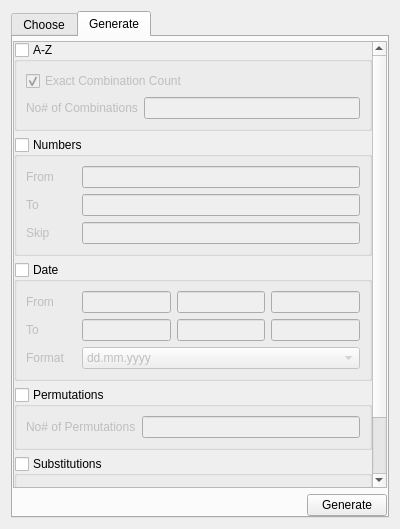
Qt form sub3suite/src/Dialogs/WordlistDialog.ui (3nock/OTE) before a commit.
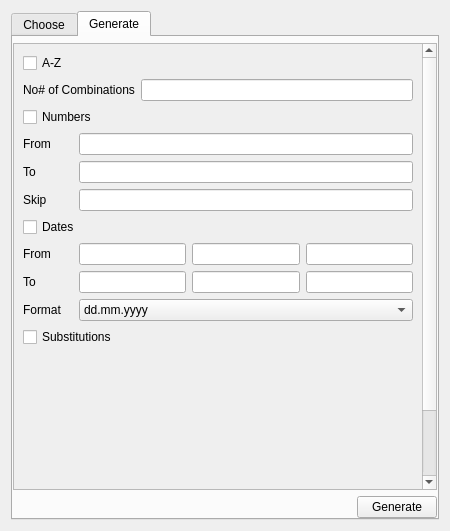
The same form after that commit. The open tabs and pages were chosen to show the change. Custom widgets are drawn as their Qt base class.

Commit message: implementing substitutions-Wordlist generation

What changed in the file:
```diff
--- a/sub3suite/src/Dialogs/WordlistDialog.ui
+++ b/sub3suite/src/Dialogs/WordlistDialog.ui
@@ -6,8 +6,8 @@
    <rect>
     <x>0</x>
     <y>0</y>
-    <width>400</width>
-    <height>492</height>
+    <width>450</width>
+    <height>527</height>
    </rect>
   </property>
   <property name="sizePolicy">
@@ -18,13 +18,13 @@
   </property>
   <property name="minimumSize">
    <size>
-    <width>400</width>
+    <width>450</width>
     <height>0</height>
    </size>
   </property>
   <property name="maximumSize">
    <size>
-    <width>400</width>
+    <width>450</width>
     <height>16777215</height>
    </size>
   </property>
@@ -357,7 +357,7 @@
         <number>0</number>
        </property>
        <property name="topMargin">
-        <number>4</number>
+        <number>6</number>
        </property>
        <property name="rightMargin">
         <number>0</number>
@@ -373,6 +373,9 @@
            <height>445</height>
           </size>
          </property>
+         <property name="styleSheet">
+          <string notr="true"/>
+         </property>
          <property name="widgetResizable">
           <bool>true</bool>
          </property>
@@ -381,43 +384,31 @@
            <rect>
             <x>0</x>
             <y>0</y>
-            <width>357</width>
-            <height>469</height>
+            <width>407</width>
+            <height>514</height>
            </rect>
           </property>
           <layout class="QVBoxLayout" name="verticalLayout_7">
+           <property name="spacing">
+            <number>6</number>
+           </property>
            <property name="leftMargin">
-            <number>0</number>
+            <number>9</number>
            </property>
            <property name="topMargin">
-            <number>0</number>
+            <number>9</number>
            </property>
            <property name="rightMargin">
-            <number>0</number>
+            <number>9</number>
            </property>
            <property name="bottomMargin">
-            <number>0</number>
+            <number>9</number>
            </property>
            <item>
-            <widget class="QGroupBox" name="groupBoxAZ">
-             <property name="title">
+            <widget class="QCheckBox" name="checkBoxAZ">
+             <property name="text">
               <string>A-Z</string>
              </property>
-             <property name="checkable">
-              <bool>true</bool>
-             </property>
-             <property name="checked">
-              <bool>false</bool>
-             </property>
-             <layout class="QVBoxLayout" name="verticalLayout_9">
-              <item>
-               <widget class="QCheckBox" name="checkBoxExactCombination">
-                <property name="text">
-                 <string>Exact Combination Count</string>
-                </property>
-                <property name="checked">
-                 <bool>true</bool>
-                </property>
                </widget>
               </item>
               <item>
@@ -447,21 +438,13 @@
                 </item>
                </layout>
               </item>
-             </layout>
-            </widget>
-           </item>
            <item>
-            <widget class="QGroupBox" name="groupBoxNumbers">
-             <property name="title">
+            <widget class="QCheckBox" name="checkBoxNumbers">
+             <property name="text">
               <string>Numbers</string>
              </property>
-             <property name="checkable">
-              <bool>true</bool>
-             </property>
-             <property name="checked">
-              <bool>false</bool>
-             </property>
-             <layout class="QVBoxLayout" name="verticalLayout_4">
+            </widget>
+           </item>
               <item>
                <layout class="QHBoxLayout" name="horizontalLayout_7">
                 <item>
@@ -561,21 +544,13 @@
                 </item>
                </layout>
               </item>
-             </layout>
+           <item>
+            <widget class="QCheckBox" name="checkBoxDates">
+             <property name="text">
+              <string>Dates</string>
+             </property>
             </widget>
            </item>
-           <item>
-            <widget class="QGroupBox" name="groupBoxDate">
-             <property name="title">
-              <string>Date</string>
-             </property>
-             <property name="checkable">
-              <bool>true</bool>
-             </property>
-             <property name="checked">
-              <bool>false</bool>
-             </property>
-             <layout class="QVBoxLayout" name="verticalLayout_6">
               <item>
                <layout class="QHBoxLayout" name="horizontalLayout_9">
                 <item>
@@ -732,60 +707,20 @@
                 </item>
                </layout>
               </item>
-             </layout>
-            </widget>
-           </item>
            <item>
-            <widget class="QGroupBox" name="groupBoxPermutations">
-             <property name="title">
-              <string>Permutations</string>
-             </property>
-             <property name="checkable">
-              <bool>true</bool>
-             </property>
-             <property name="checked">
-              <bool>false</bool>
-             </property>
-             <layout class="QVBoxLayout" name="verticalLayout_10">
-              <item>
-               <layout class="QHBoxLayout" name="horizontalLayout_13">
-                <item>
-                 <widget class="QLabel" name="label_11">
+            <widget class="QCheckBox" name="checkBoxSubstitutions">
                   <property name="text">
-                   <string>No# of Permutations</string>
-                  </property>
-                 </widget>
-                </item>
-                <item>
-                 <widget class="QLineEdit" name="lineEditPermutes"/>
-                </item>
-               </layout>
-              </item>
-             </layout>
-            </widget>
-           </item>
-           <item>
-            <widget class="QGroupBox" name="groupBoxSubstitutions">
-             <property name="title">
               <string>Substitutions</string>
              </property>
-             <property name="checkable">
-              <bool>true</bool>
-             </property>
-             <property name="checked">
-              <bool>false</bool>
-             </property>
-             <layout class="QVBoxLayout" name="verticalLayout_8">
-              <property name="bottomMargin">
-               <number>0</number>
-              </property>
+            </widget>
+           </item>
               <item>
-               <widget class="QCheckBox" name="checkBoxSubstituteOne">
-                <property name="text">
-                 <string>Substitute one at a Time</string>
-                </property>
-                <property name="checked">
-                 <bool>true</bool>
+            <widget class="InputWidget" name="wordlist_generate" native="true">
+             <property name="minimumSize">
+              <size>
+               <width>0</width>
+               <height>180</height>
+              </size>
                 </property>
                </widget>
               </item>
@@ -824,22 +759,6 @@
                  </widget>
                 </item>
                </layout>
-              </item>
-              <item>
-               <widget class="QLabel" name="label_12">
-                <property name="sizePolicy">
-                 <sizepolicy hsizetype="Maximum" vsizetype="Preferred">
-                  <horstretch>0</horstretch>
-                  <verstretch>0</verstretch>
-                 </sizepolicy>
-                </property>
-                <property name="text">
-                 <string/>
-                </property>
-               </widget>
-              </item>
-             </layout>
-            </widget>
            </item>
           </layout>
          </widget>
```
Left out of the diff: 53 changed lines with no effect on the pictures. Lines whose indentation alone changed are shown as unchanged. The commit also changes 11 other files.
